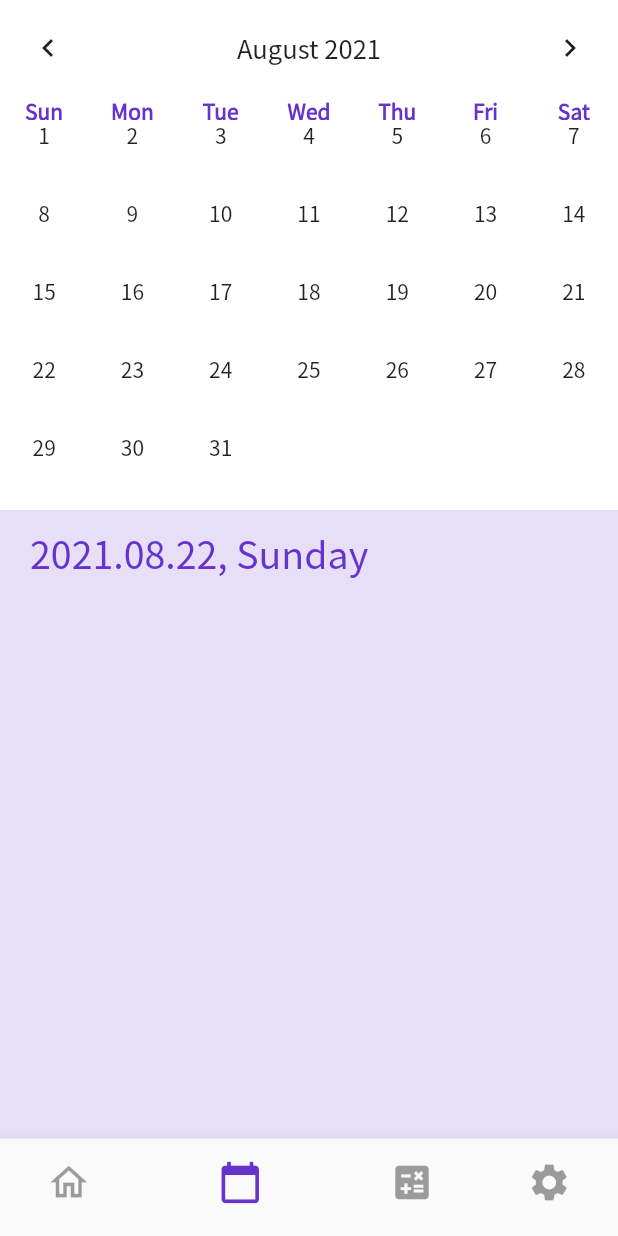
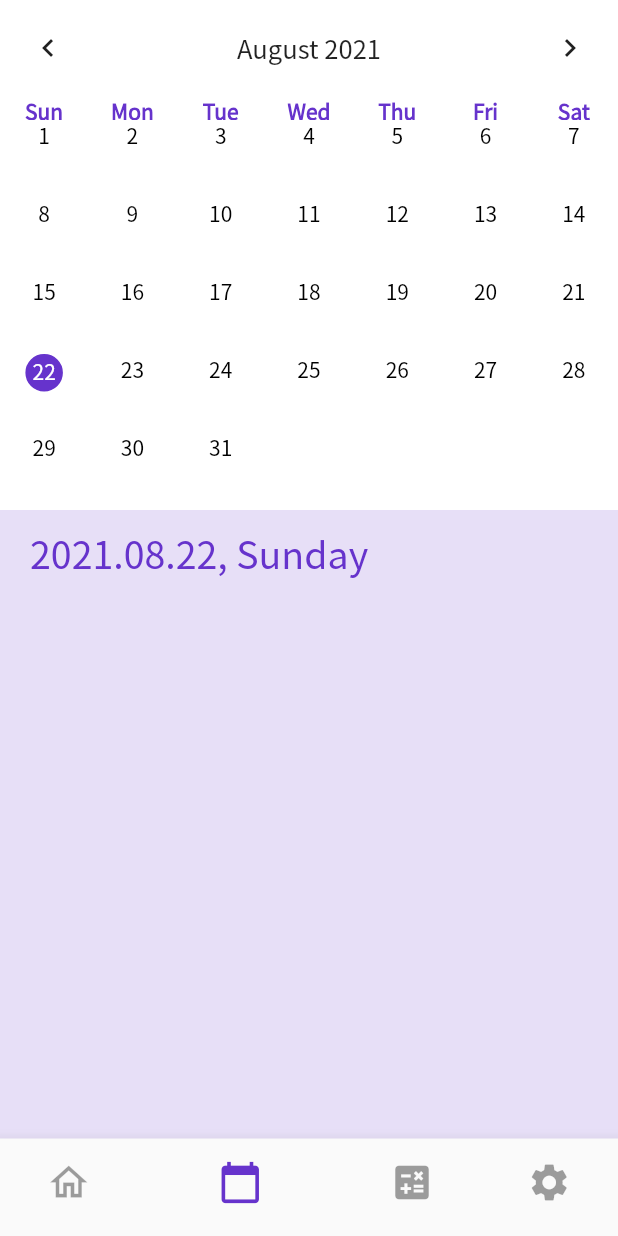
Before and after one commit to uz-devs/workoutnote-mobile, a Flutter app: the NavController screen opened directly, item 2 of the bottom bar chosen, on a phone screen of 412 x 824 dp. Run offline on Flutter 3.47's test engine with Material 2 defaults, Android fonts, the phone set to English and light mode, and no system bars; drawn by our look-alikes of table_calendar; our stand-ins replace flutter_svg, fluttertoast, introduction_screen, shared_preferences, tuple; missing offline and left inert: splash_screen_view; accounts and stored records are empty; network calls fail.

Commit message:
calendar view done

```diff
--- a/lib/ui/calendar screen.dart
+++ b/lib/ui/calendar screen.dart
@@ -17,6 +17,20 @@ class CalendarScreen extends StatefulWidget {
 
 class _CalendarScreenState extends State<CalendarScreen> {
   var calendarProvider = MainScreenProvider();
+  var decoration1 = BoxDecoration();
+  var decoration2 = BoxDecoration(
+    border: Border.all(
+      color: Color.fromRGBO(102, 51, 204, 1),
+    ),
+    borderRadius: BorderRadius.circular(50.0),
+  );
+  var decoration3 = BoxDecoration(
+    color: Color.fromRGBO(102, 51, 204, 1),
+    border: Border.all(
+      color:Color.fromRGBO(102, 51, 204, 1),
+    ),
+    borderRadius: BorderRadius.circular(50.0),
+  );
 
   @override
   void dispose() {
@@ -33,7 +47,6 @@ class _CalendarScreenState extends State<CalendarScreen> {
     }
   }
 
-
   @override
   Widget build(BuildContext context) {
     List<WorkOut> showWorkOuts = [];
@@ -44,12 +57,11 @@ class _CalendarScreenState extends State<CalendarScreen> {
       }
     }
 
-    return Container(
-        child: _buildItemsList(showWorkOuts));
+    return Container(child: _buildItemsList(showWorkOuts));
   }
 
-  Widget _buildItemsList(List<WorkOut> showWorkOuts){
-    return   ListView.builder(
+  Widget _buildItemsList(List<WorkOut> showWorkOuts) {
+    return ListView.builder(
         itemCount: showWorkOuts.isNotEmpty ? showWorkOuts.length + 2 : 2,
         itemBuilder: (ctx, index) {
           if (index == 0)
@@ -63,36 +75,66 @@ class _CalendarScreenState extends State<CalendarScreen> {
                 daysOfWeekStyle: DaysOfWeekStyle(weekendStyle: TextStyle(color: Color.fromRGBO(102, 51, 204, 1), fontWeight: FontWeight.bold), weekdayStyle: TextStyle(color: Color.fromRGBO(102, 51, 204, 1), fontWeight: FontWeight.bold)),
                 calendarStyle: CalendarStyle(
                     outsideDaysVisible: false,
-                    weekendTextStyle: TextStyle(color: Colors.red),
-                    // selectedDecoration: BoxDecoration(shape: BoxShape.circle, border: Border.all(color: Colors.green, width: 2), color: Colors.white),
-                    selectedTextStyle: TextStyle(color: Colors.black),
-                    // todayDecoration: BoxDecoration(shape: BoxShape.circle, border: Border.all(color: Color.fromRGBO(102, 51, 204, 1), width: 2), color: Colors.white),
+
+
                     todayTextStyle: TextStyle(color: Colors.black)),
                 firstDay: DateTime.utc(2015, 08, 07),
                 lastDay: DateTime.utc(2100, 08, 07),
                 focusedDay: DateTime.now(),
                 calendarBuilders: CalendarBuilders(
                   prioritizedBuilder: (context, day, focusedDay) {
+                    var isDaySelected = calendarProvider.selectedDate!.year == day.year && calendarProvider.selectedDate!.month == day.month && calendarProvider.selectedDate!.day == day.day;
+                    var isDayToday = DateTime.now().day == day.day && DateTime.now().month == day.month && DateTime.now().year == day.year;
+
                     if (calendarProvider.workOutDates.contains("${day.year}.${day.month}.${day.day}"))
-                      return Container(
-                        child: Column(
+                      return Column(
                         children: [
-                            Text("${day.day}"),
+                          Container(
+                              width: 25,
+                              height: 25,
+                              decoration: isDaySelected
+                                  ? isDayToday
+                                      ? decoration3
+                                      : decoration2
+                                  : isDayToday
+                                      ? decoration3
+                                      : decoration1,
+                              child: Text(
+                                "${day.day}",
+                                style: TextStyle(fontWeight: FontWeight.bold,  color: isDayToday?Colors.white:Colors.black),
+                                textAlign: TextAlign.center,
+                              )),
                           Icon(
                             Icons.circle,
                             size: 10.0,
                             color: Color.fromRGBO(102, 51, 204, 1),
                           )
                         ],
+                      );
+
+                    return Column(
+                      children: [
+                        Container(
+                          width: 25,
+                          height: 25,
+                          decoration: isDaySelected
+                              ? isDayToday
+                                  ? decoration3
+                                  : decoration2
+                              : isDayToday
+                                  ? decoration3
+                                  : decoration1,
+                          child: Text(
+
+                            "${day.day}",
+                            style: TextStyle(
+                                color: isDayToday?Colors.white:Colors.black
                             ),
-                      );
-                    else
-                      return Container(
-                        child: Column(
-                          children: [
-                            Text("${day.day}"),
+                            textAlign: TextAlign.center,
+
+                          ),
+                        ),
                       ],
-                        ),
                     );
                   },
                 ),
@@ -113,8 +155,7 @@ class _CalendarScreenState extends State<CalendarScreen> {
                   "${DateFormat("yyyy.MM.dd").format(calendarProvider.selectedDate ?? DateTime.now())}, ${DateFormat("EEEE").format(calendarProvider.selectedDate ?? DateTime.now())}",
                   style: TextStyle(fontSize: 25, color: Color.fromRGBO(102, 51, 204, 1)),
                 ));
-          }
-          else {
+          } else {
             index = index - 2;
             return WorkOutNote(widget.height, showWorkOuts[index], 2);
           }
```
Lines whose indentation alone changed are shown as unchanged.
